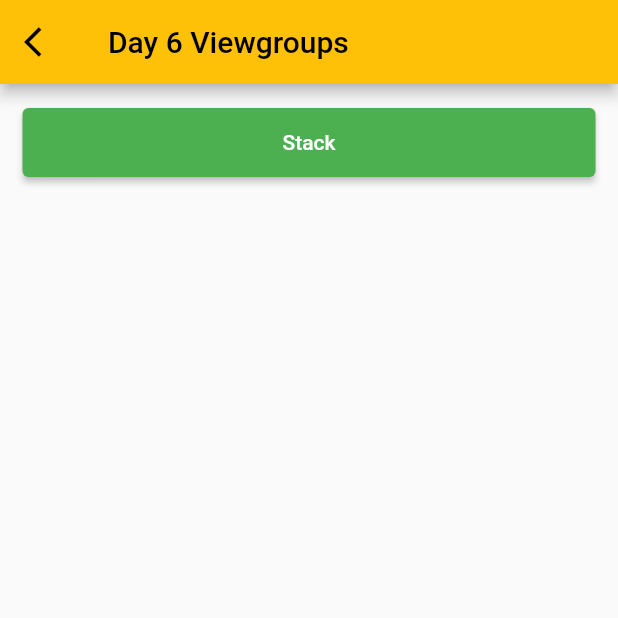
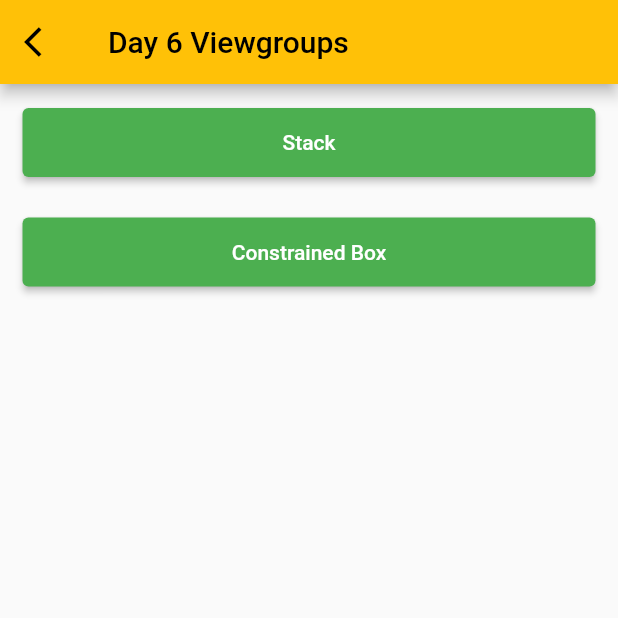
Before and after one commit to Vimalraj-Vijay/Flutter-RoadMap, a Flutter app: the ViewGroupList screen opened by its route, on a phone screen of 412 x 824 dp, the top half of it. Run offline on Flutter 3.47's test engine with Material 2 defaults, Android fonts, the phone set to English and light mode, and no system bars; our stand-ins replace fluttertoast, google_fonts.

Commit message:
Flutter RoadMap Day 6 -- Constrained box view.

```diff
--- a/lib/day_6_viewgroups/view_group_list.dart
+++ b/lib/day_6_viewgroups/view_group_list.dart
@@ -1,4 +1,5 @@
 import 'package:flutter/material.dart';
+import 'package:flutter_roadmap/day_6_viewgroups/constrained_box_view.dart';
 import 'package:flutter_roadmap/day_6_viewgroups/model/view_group_model.dart';
 import 'package:flutter_roadmap/day_6_viewgroups/stack_view.dart';
 import 'package:flutter_roadmap/utils/strings.dart';
@@ -25,6 +26,8 @@ class ViewGroupList extends StatelessWidget {
 
   List<ViewGroupModel> generateList() {
     viewGroupModelList.add(ViewGroupModel(Strings.stack, StackView.id));
+    viewGroupModelList
+        .add(ViewGroupModel(Strings.constrainedBox, ConstrainedBoxView.id));
     return viewGroupModelList;
   }
 
--- a/lib/utils/routes.dart
+++ b/lib/utils/routes.dart
@@ -10,6 +10,7 @@ import 'package:flutter_roadmap/day_5_networking/ui/user_detail.dart';
 import 'package:flutter_roadmap/day_6_viewgroups/stack_view.dart';
 import 'package:flutter_roadmap/main.dart';
 
+import '../day_6_viewgroups/constrained_box_view.dart';
 import '../day_6_viewgroups/view_group_list.dart';
 
 Map<String, WidgetBuilder> initRoutes() {
@@ -27,5 +28,6 @@ Map<String, WidgetBuilder> initRoutes() {
     UserDetail.id: (BuildContext ctx) => const UserDetail(),
     ViewGroupList.id: (BuildContext ctx) => ViewGroupList(),
     StackView.id: (BuildContext ctx) => const StackView(),
+    ConstrainedBoxView.id: (BuildContext ctx) => const ConstrainedBoxView(),
   };
 }
--- a/lib/utils/strings.dart
+++ b/lib/utils/strings.dart
@@ -25,4 +25,5 @@ class Strings {
   // Day 6
   static const day6ViewGroups = "Day 6 Viewgroups";
   static const stack = "Stack";
+  static const constrainedBox = "Constrained Box";
 }
```
Also changed, not shown: lib/day_6_viewgroups/constrained_box_view.dart (added, +36 -0 lines).
